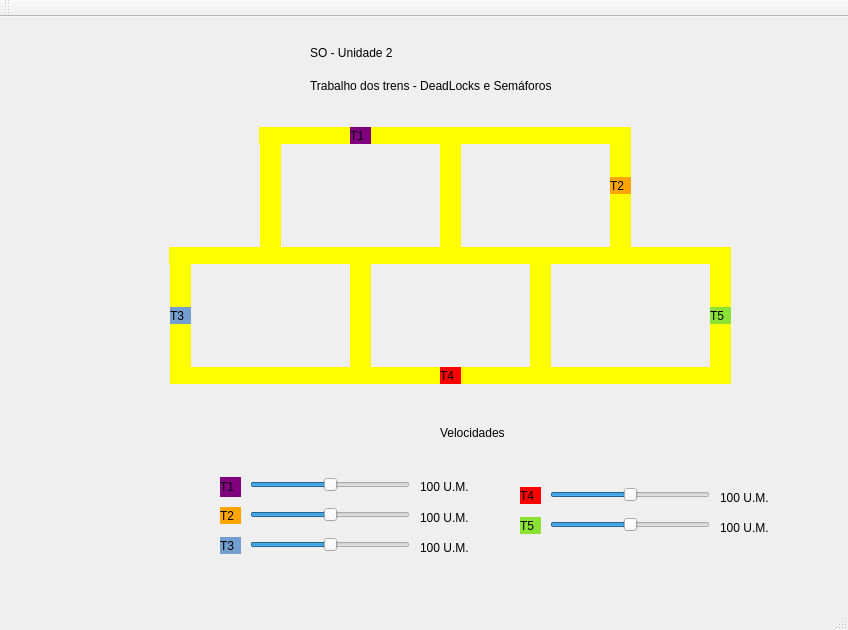
Before: the Qt Designer form mainwindow.ui in TwoDotS2/s_o-trabalho_02-trens, drawn with Qt 5.
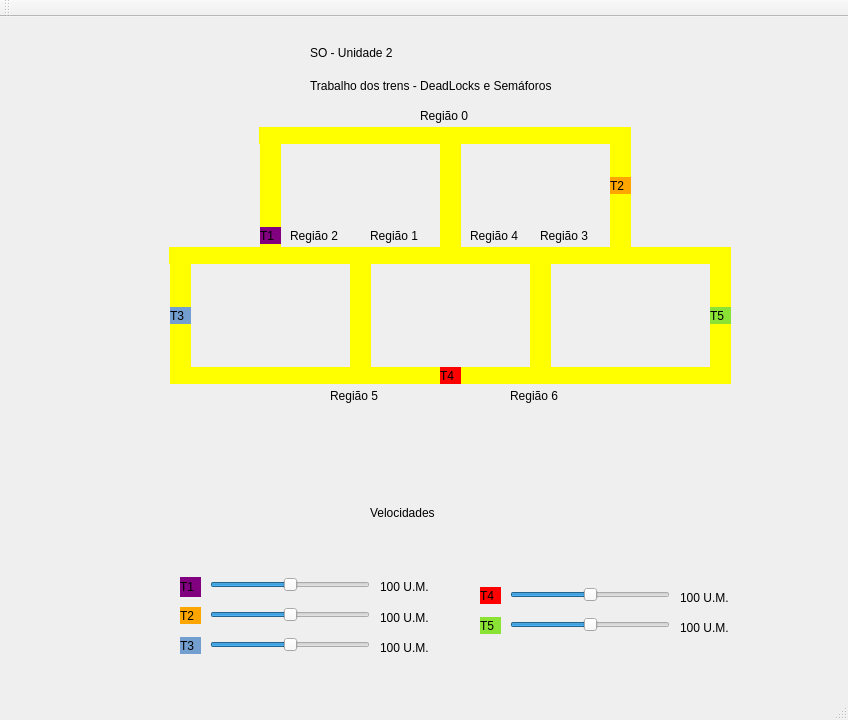
After: the same form once the commit is applied.

Commit message: Alterações no slider e doc inicial com regiões crítitcas

Diff of the .ui file:
```diff
--- a/mainwindow.ui
+++ b/mainwindow.ui
@@ -7,7 +7,7 @@
     <x>0</x>
     <y>0</y>
     <width>848</width>
-    <height>630</height>
+    <height>720</height>
    </rect>
   </property>
   <property name="windowTitle">
@@ -17,8 +17,8 @@
    <widget class="QLabel" name="label_trem1">
     <property name="geometry">
      <rect>
-      <x>350</x>
-      <y>110</y>
+      <x>260</x>
+      <y>210</y>
       <width>21</width>
       <height>17</height>
      </rect>
@@ -289,8 +289,8 @@
    <widget class="QSlider" name="slider_vel_trem1">
     <property name="geometry">
      <rect>
-      <x>250</x>
-      <y>460</y>
+      <x>210</x>
+      <y>560</y>
       <width>160</width>
       <height>16</height>
      </rect>
@@ -320,8 +320,8 @@
    <widget class="QSlider" name="slider_vel_trem2">
     <property name="geometry">
      <rect>
-      <x>250</x>
-      <y>490</y>
+      <x>210</x>
+      <y>590</y>
       <width>160</width>
       <height>16</height>
      </rect>
@@ -339,8 +339,8 @@
    <widget class="QSlider" name="slider_vel_trem3">
     <property name="geometry">
      <rect>
-      <x>250</x>
-      <y>520</y>
+      <x>210</x>
+      <y>620</y>
       <width>160</width>
       <height>16</height>
      </rect>
@@ -358,8 +358,8 @@
    <widget class="QSlider" name="slider_vel_trem4">
     <property name="geometry">
      <rect>
-      <x>550</x>
-      <y>470</y>
+      <x>510</x>
+      <y>570</y>
       <width>160</width>
       <height>16</height>
      </rect>
@@ -377,8 +377,8 @@
    <widget class="QSlider" name="slider_vel_trem5">
     <property name="geometry">
      <rect>
-      <x>550</x>
-      <y>500</y>
+      <x>510</x>
+      <y>600</y>
       <width>160</width>
       <height>16</height>
      </rect>
@@ -396,8 +396,8 @@
    <widget class="QLabel" name="titulo_velocidade">
     <property name="geometry">
      <rect>
-      <x>440</x>
-      <y>400</y>
+      <x>370</x>
+      <y>480</y>
       <width>141</width>
       <height>31</height>
      </rect>
@@ -412,8 +412,8 @@
    <widget class="QLabel" name="label_desc_trem1">
     <property name="geometry">
      <rect>
-      <x>220</x>
-      <y>460</y>
+      <x>180</x>
+      <y>560</y>
       <width>21</width>
       <height>20</height>
      </rect>
@@ -428,8 +428,8 @@
    <widget class="QLabel" name="label_desc_trem2">
     <property name="geometry">
      <rect>
-      <x>220</x>
-      <y>490</y>
+      <x>180</x>
+      <y>590</y>
       <width>21</width>
       <height>17</height>
      </rect>
@@ -444,8 +444,8 @@
    <widget class="QLabel" name="label_desc_trem3">
     <property name="geometry">
      <rect>
-      <x>220</x>
-      <y>520</y>
+      <x>180</x>
+      <y>620</y>
       <width>21</width>
       <height>17</height>
      </rect>
@@ -460,8 +460,8 @@
    <widget class="QLabel" name="label_desc_trem4">
     <property name="geometry">
      <rect>
-      <x>520</x>
-      <y>470</y>
+      <x>480</x>
+      <y>570</y>
       <width>21</width>
       <height>17</height>
      </rect>
@@ -476,8 +476,8 @@
    <widget class="QLabel" name="label_desc_trem5">
     <property name="geometry">
      <rect>
-      <x>520</x>
-      <y>500</y>
+      <x>480</x>
+      <y>600</y>
       <width>21</width>
       <height>17</height>
      </rect>
@@ -578,8 +578,8 @@
    <widget class="QLabel" name="label_vel_trem1">
     <property name="geometry">
      <rect>
-      <x>420</x>
-      <y>460</y>
+      <x>380</x>
+      <y>560</y>
       <width>71</width>
       <height>20</height>
      </rect>
@@ -594,8 +594,8 @@
    <widget class="QLabel" name="label_vel_trem2">
     <property name="geometry">
      <rect>
-      <x>420</x>
-      <y>490</y>
+      <x>380</x>
+      <y>590</y>
       <width>71</width>
       <height>21</height>
      </rect>
@@ -610,8 +610,8 @@
    <widget class="QLabel" name="label_vel_trem3">
     <property name="geometry">
      <rect>
-      <x>420</x>
-      <y>520</y>
+      <x>380</x>
+      <y>620</y>
       <width>61</width>
       <height>21</height>
      </rect>
@@ -626,8 +626,8 @@
    <widget class="QLabel" name="label_vel_trem4">
     <property name="geometry">
      <rect>
-      <x>720</x>
-      <y>470</y>
+      <x>680</x>
+      <y>570</y>
       <width>71</width>
       <height>21</height>
      </rect>
@@ -642,8 +642,8 @@
    <widget class="QLabel" name="label_vel_trem5">
     <property name="geometry">
      <rect>
-      <x>720</x>
-      <y>500</y>
+      <x>680</x>
+      <y>600</y>
       <width>71</width>
       <height>21</height>
      </rect>
@@ -655,6 +655,97 @@
      <string>100 U.M.</string>
     </property>
    </widget>
+   <widget class="QLabel" name="label">
+    <property name="geometry">
+     <rect>
+      <x>420</x>
+      <y>90</y>
+      <width>67</width>
+      <height>17</height>
+     </rect>
+    </property>
+    <property name="text">
+     <string>Região 0</string>
+    </property>
+   </widget>
+   <widget class="QLabel" name="label_2">
+    <property name="geometry">
+     <rect>
+      <x>370</x>
+      <y>210</y>
+      <width>67</width>
+      <height>17</height>
+     </rect>
+    </property>
+    <property name="text">
+     <string>Região 1</string>
+    </property>
+   </widget>
+   <widget class="QLabel" name="label_3">
+    <property name="geometry">
+     <rect>
+      <x>290</x>
+      <y>210</y>
+      <width>67</width>
+      <height>17</height>
+     </rect>
+    </property>
+    <property name="text">
+     <string>Região 2</string>
+    </property>
+   </widget>
+   <widget class="QLabel" name="label_4">
+    <property name="geometry">
+     <rect>
+      <x>540</x>
+      <y>210</y>
+      <width>67</width>
+      <height>17</height>
+     </rect>
+    </property>
+    <property name="text">
+     <string>Região 3</string>
+    </property>
+   </widget>
+   <widget class="QLabel" name="label_5">
+    <property name="geometry">
+     <rect>
+      <x>470</x>
+      <y>210</y>
+      <width>67</width>
+      <height>17</height>
+     </rect>
+    </property>
+    <property name="text">
+     <string>Região 4</string>
+    </property>
+   </widget>
+   <widget class="QLabel" name="label_6">
+    <property name="geometry">
+     <rect>
+      <x>330</x>
+      <y>370</y>
+      <width>67</width>
+      <height>17</height>
+     </rect>
+    </property>
+    <property name="text">
+     <string>Região 5</string>
+    </property>
+   </widget>
+   <widget class="QLabel" name="label_7">
+    <property name="geometry">
+     <rect>
+      <x>510</x>
+      <y>370</y>
+      <width>67</width>
+      <height>17</height>
+     </rect>
+    </property>
+    <property name="text">
+     <string>Região 6</string>
+    </property>
+   </widget>
    <zorder>label_trilho_horizontal_1</zorder>
    <zorder>label_trilho_vertical_1</zorder>
    <zorder>label_trilho_horizontal_2</zorder>
```
Left out of the diff: 7 changed lines with no effect on the pictures. The commit also changes 5 other files.
